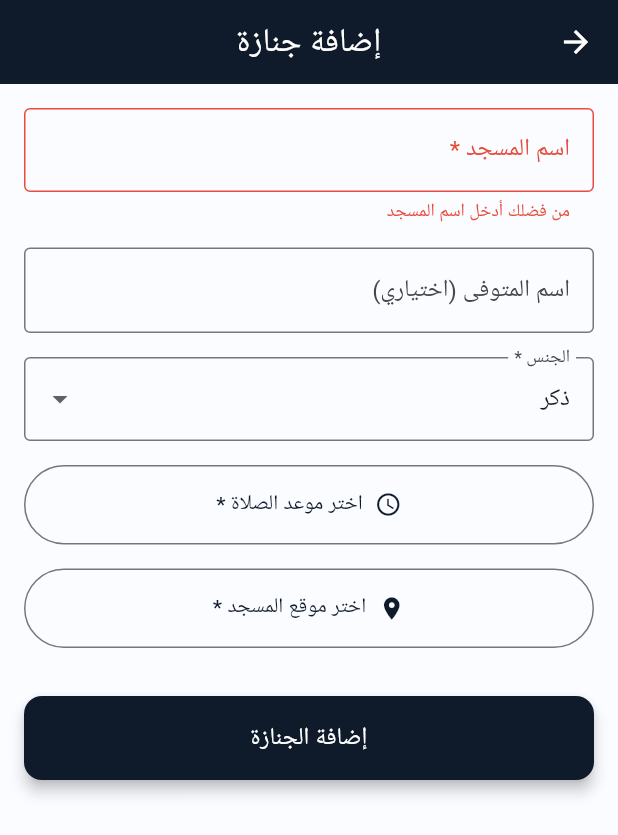
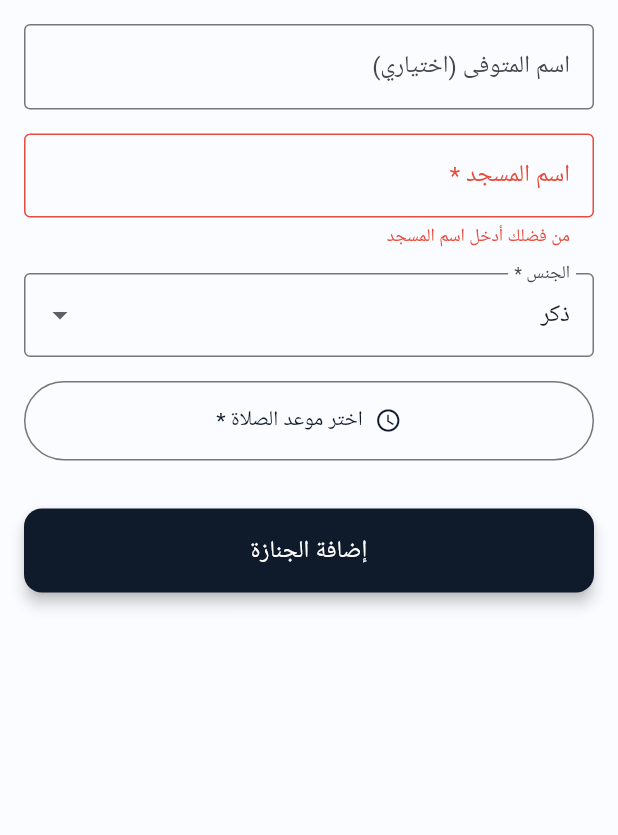
Before and after one commit to sayedmoataz/janazty-app, a Flutter app: the AddFuneralScreen screen opened directly, after a tap on "إضافة الجنازة", on a phone screen of 412 x 824 dp. Shown: the top 835 px of the screen. Run offline on Flutter 3.47's test engine with Material 3 defaults, Android fonts, the phone set to English and light mode, and no system bars; our stand-ins replace cloud_firestore, dartz, equatable, firebase_core, firebase_crashlytics, firebase_messaging and 10 more; accounts and stored records are empty; generated files the repository leaves out were written again; Roboto replaces fonts that are missing (Cairo).

Commit message:
feat: Add core custom UI widgets, implement app navigation, introduce funeral state screens, and refactor add funeral screen to use new widgets with temporary map feature disablement.

```diff
--- a/lib/core/constants/app_colors.dart
+++ b/lib/core/constants/app_colors.dart
@@ -34,4 +34,6 @@ class AppColors {
   static const Color overlay = Color(0x990F1A2B);
 
   static const Color white = Colors.white;
+
+  static const Color transparentColor = Colors.transparent;
 }
--- a/lib/core/constants/app_strings.dart
+++ b/lib/core/constants/app_strings.dart
@@ -1,5 +1,6 @@
 class AppStrings {
   static const String appName = 'جنازتي';
+  static const String appDescription = 'القيراط مثل الجبل العظيم';
   static const String appNameDev = 'جنازتي (تجريبي)';
 
   // General
@@ -13,4 +14,34 @@ class AppStrings {
   static const String serverError = 'حدث خطأ في الخادم';
   static const String networkError = 'لا يوجد اتصال بالإنترنت';
   static const String unexpectedError = 'حدث خطأ غير متوقع';
+
+  // Navigation
+  static const String todayJanazah = 'جنازات اليوم';
+  static const String addJanazah = 'إضافة جنازة';
+
+  static const String noJanazah =
+      'لا توجد جنازات اليوم أو غداً\nاللهم اغفر لموتى المسلمين';
+
+  // Add Funeral Screen
+  static const String mosqueNameLabel = 'اسم المسجد *';
+  static const String deceasedNameLabel = 'اسم المتوفى (اختياري)';
+  static const String deceasedNameHint =
+      'سيكتب "فقيد عائلة..." إذا تُرك فارغًا';
+  static const String genderLabel = 'الجنس *';
+  static const String genderMale = 'ذكر';
+  static const String genderFemale = 'أنثى';
+  static const String selectPrayerTime = 'اختر موعد الصلاة *';
+  static const String selectMosqueLocation = 'اختر موقع المسجد *';
+  static const String locationSelected = 'تم اختيار الموقع ✓';
+  static const String submitFuneral = 'إضافة الجنازة';
+  static const String unknownDeceased = 'غير معروف';
+
+  // Validation Messages
+  static const String pleaseEnterMosqueName = 'من فضلك أدخل اسم المسجد';
+  static const String pleaseSelectPrayerTime = 'من فضلك اختر موعد الصلاة';
+  static const String pleaseSelectLocation = 'من فضلك اختر موقع المسجد';
+
+  // Success/Error Messages
+  static const String funeralAddedSuccess = 'تم إضافة الجنازة بنجاح';
+  static const String errorOccurred = 'حدث خطأ';
 }
--- /dev/null
+++ b/lib/core/widgets/custom_outlined_button.dart
@@ -0,0 +1,29 @@
+import 'package:flutter/material.dart';
+
+class CustomOutlinedButton extends StatelessWidget {
+  final VoidCallback onPressed;
+  final IconData icon;
+  final String label;
+  final Color? foregroundColor;
+
+  const CustomOutlinedButton({
+    required this.onPressed,
+    required this.icon,
+    required this.label,
+    super.key,
+    this.foregroundColor,
+  });
+
+  @override
+  Widget build(BuildContext context) {
+    return OutlinedButton.icon(
+      onPressed: onPressed,
+      icon: Icon(icon),
+      label: Text(label),
+      style: OutlinedButton.styleFrom(
+        padding: const EdgeInsets.all(16),
+        foregroundColor: foregroundColor,
+      ),
+    );
+  }
+}
--- /dev/null
+++ b/lib/core/widgets/custom_text_field.dart
@@ -0,0 +1,35 @@
+import 'package:flutter/material.dart';
+
+class CustomTextField extends StatelessWidget {
+  final TextEditingController? controller;
+  final String labelText;
+  final String? hintText;
+  final String? Function(String?)? validator;
+  final TextInputType? keyboardType;
+  final int? maxLines;
+
+  const CustomTextField({
+    required this.labelText,
+    super.key,
+    this.controller,
+    this.hintText,
+    this.validator,
+    this.keyboardType,
+    this.maxLines = 1,
+  });
+
+  @override
+  Widget build(BuildContext context) {
+    return TextFormField(
+      controller: controller,
+      decoration: InputDecoration(
+        labelText: labelText,
+        hintText: hintText,
+        border: const OutlineInputBorder(),
+      ),
+      validator: validator,
+      keyboardType: keyboardType,
+      maxLines: maxLines,
+    );
+  }
+}
--- a/lib/features/funeral/presentation/screens/add_funeral_screen.dart
+++ b/lib/features/funeral/presentation/screens/add_funeral_screen.dart
@@ -1,11 +1,15 @@
 import 'package:flutter/material.dart';
 import 'package:flutter_riverpod/flutter_riverpod.dart';
-import 'package:google_maps_flutter/google_maps_flutter.dart';
+
+// import 'package:google_maps_flutter/google_maps_flutter.dart';
 
 import '../../../../core/constants/app_colors.dart';
+import '../../../../core/constants/app_strings.dart';
+import '../../../../core/widgets/custom_outlined_button.dart';
+import '../../../../core/widgets/custom_text_field.dart';
 import '../../domain/entity/funeral_entity.dart';
 import '../providers/funeral_notifier.dart';
-import 'map_picker_screen.dart';
+// import 'map_picker_screen.dart';
 
 class AddFuneralScreen extends ConsumerStatefulWidget {
   const AddFuneralScreen({super.key});
@@ -20,8 +24,8 @@ class _AddFuneralScreenState extends ConsumerState<AddFuneralScreen> {
   final _deceasedNameController = TextEditingController();
 
   DateTime? _selectedDateTime;
-  double? _selectedLat;
-  double? _selectedLng;
+  // double? _selectedLat;
+  // double? _selectedLng;
   String _selectedGender = 'male';
   bool _isLoading = false;
 
@@ -62,49 +66,51 @@ class _AddFuneralScreenState extends ConsumerState<AddFuneralScreen> {
     });
   }
 
-  Future<void> _selectLocation() async {
-    final result = await Navigator.push<LatLng>(
-      context,
-      MaterialPageRoute(builder: (context) => const MapPickerScreen()),
-    );
-
-    if (result != null) {
-      setState(() {
-        _selectedLat = result.latitude;
-        _selectedLng = result.longitude;
-      });
-    }
-  }
+  // TODO: Uncomment when map selection is ready
+  // Future<void> _selectLocation() async {
+  //   final result = await Navigator.push<LatLng>(
+  //     context,
+  //     MaterialPageRoute(builder: (context) => const MapPickerScreen()),
+  //   );
+  //
+  //   if (result != null) {
+  //     setState(() {
+  //       _selectedLat = result.latitude;
+  //       _selectedLng = result.longitude;
+  //     });
+  //   }
+  // }
 
   Future<void> _submitFuneral() async {
     if (!_formKey.currentState!.validate()) return;
 
     if (_selectedDateTime == null) {
-      ScaffoldMessenger.of(
-        context,
-      ).showSnackBar(const SnackBar(content: Text('من فضلك اختر موعد الصلاة')));
+      ScaffoldMessenger.of(context).showSnackBar(
+        const SnackBar(content: Text(AppStrings.pleaseSelectPrayerTime)),
+      );
       return;
     }
 
-    if (_selectedLat == null || _selectedLng == null) {
-      ScaffoldMessenger.of(
-        context,
-      ).showSnackBar(const SnackBar(content: Text('من فضلك اختر موقع المسجد')));
-      return;
-    }
+    // TODO: Uncomment when map selection is ready
+    // if (_selectedLat == null || _selectedLng == null) {
+    //   ScaffoldMessenger.of(context).showSnackBar(
+    //     const SnackBar(content: Text(AppStrings.pleaseSelectLocation)),
+    //   );
+    //   return;
+    // }
 
     setState(() => _isLoading = true);
 
     final funeral = FuneralEntity(
       id: '',
       deceasedName: _deceasedNameController.text.trim().isEmpty
-          ? 'غير معروف'
+          ? AppStrings.unknownDeceased
           : _deceasedNameController.text.trim(),
       gender: _selectedGender,
       mosqueName: _mosqueNameController.text.trim(),
       mosqueLocation: _mosqueNameController.text.trim(),
-      lat: _selectedLat!,
-      lng: _selectedLng!,
+      lat: 0.0, // TODO: Use _selectedLat when map is ready
+      lng: 0.0, // TODO: Use _selectedLng when map is ready
       prayerTime: _selectedDateTime!,
       publisherId: '',
       isMosqueVerified: false,
@@ -112,40 +118,40 @@ class _AddFuneralScreenState extends ConsumerState<AddFuneralScreen> {
       prayedCount: 0,
     );
 
+    try {
       await ref.read(funeralProvider.notifier).addFuneral(funeral);
 
       if (!mounted) return;
 
-    ref.listen<AsyncValue<void>>(funeralProvider, (previous, next) {
-      next.when(
-        data: (_) {
+      setState(() => _isLoading = false);
+
+      if (!mounted) return;
+
       ScaffoldMessenger.of(context).showSnackBar(
         const SnackBar(
-              content: Text('تم إضافة الجنازة بنجاح'),
-              backgroundColor: Colors.green,
+          content: Text(AppStrings.funeralAddedSuccess),
+          backgroundColor: AppColors.success,
         ),
       );
+
       Navigator.pop(context);
-        },
-        error: (error, stack) {
+    } catch (error) {
+      if (!mounted) return;
+
+      setState(() => _isLoading = false);
+
       ScaffoldMessenger.of(context).showSnackBar(
         SnackBar(
-              content: Text('حدث خطأ: $error'),
-              backgroundColor: Colors.red,
+          content: Text('${AppStrings.errorOccurred}: $error'),
+          backgroundColor: AppColors.error,
         ),
       );
-        },
-        loading: () {},
-      );
-    });
-
-    setState(() => _isLoading = false);
+    }
   }
 
   @override
   Widget build(BuildContext context) {
     return Scaffold(
-      appBar: AppBar(title: const Text('إضافة جنازة')),
       body: SingleChildScrollView(
         padding: const EdgeInsets.all(16),
         child: Form(
@@ -153,38 +159,38 @@ class _AddFuneralScreenState extends ConsumerState<AddFuneralScreen> {
           child: Column(
             crossAxisAlignment: CrossAxisAlignment.stretch,
             children: [
-              TextFormField(
+              CustomTextField(
+                controller: _deceasedNameController,
+                labelText: AppStrings.deceasedNameLabel,
+                hintText: AppStrings.deceasedNameHint,
+              ),
+              const SizedBox(height: 16),
+              CustomTextField(
                 controller: _mosqueNameController,
-                decoration: const InputDecoration(
-                  labelText: 'اسم المسجد *',
-                  border: OutlineInputBorder(),
-                ),
+                labelText: AppStrings.mosqueNameLabel,
                 validator: (value) {
                   if (value == null || value.trim().isEmpty) {
-                    return 'من فضلك أدخل اسم المسجد';
+                    return AppStrings.pleaseEnterMosqueName;
                   }
                   return null;
                 },
               ),
               const SizedBox(height: 16),
-              TextFormField(
-                controller: _deceasedNameController,
-                decoration: const InputDecoration(
-                  labelText: 'اسم المتوفى (اختياري)',
-                  border: OutlineInputBorder(),
-                  hintText: 'سيكتب "فقيد عائلة..." إذا تُرك فارغًا',
-                ),
-              ),
-              const SizedBox(height: 16),
               DropdownButtonFormField<String>(
                 value: _selectedGender,
                 decoration: const InputDecoration(
-                  labelText: 'الجنس *',
+                  labelText: AppStrings.genderLabel,
                   border: OutlineInputBorder(),
                 ),
                 items: const [
-                  DropdownMenuItem(value: 'male', child: Text('ذكر')),
-                  DropdownMenuItem(value: 'female', child: Text('أنثى')),
+                  DropdownMenuItem(
+                    value: 'male',
+                    child: Text(AppStrings.genderMale),
+                  ),
+                  DropdownMenuItem(
+                    value: 'female',
+                    child: Text(AppStrings.genderFemale),
+                  ),
                 ],
                 onChanged: (value) {
                   if (value != null) {
@@ -193,33 +199,25 @@ class _AddFuneralScreenState extends ConsumerState<AddFuneralScreen> {
                 },
               ),
               const SizedBox(height: 16),
-              OutlinedButton.icon(
+              CustomOutlinedButton(
                 onPressed: _selectDateTime,
-                icon: const Icon(Icons.access_time),
-                label: Text(
-                  _selectedDateTime == null
-                      ? 'اختر موعد الصلاة *'
+                icon: Icons.access_time,
+                label: _selectedDateTime == null
+                    ? AppStrings.selectPrayerTime
                     : 'الموعد: ${_selectedDateTime!.day}/${_selectedDateTime!.month} - ${_selectedDateTime!.hour}:${_selectedDateTime!.minute.toString().padLeft(2, '0')}',
               ),
-                style: OutlinedButton.styleFrom(
-                  padding: const EdgeInsets.all(16),
-                ),
-              ),
               const SizedBox(height: 16),
-              OutlinedButton.icon(
-                onPressed: _selectLocation,
-                icon: const Icon(Icons.location_on),
-                label: Text(
-                  _selectedLat == null
-                      ? 'اختر موقع المسجد *'
-                      : 'تم اختيار الموقع ✓',
-                ),
-                style: OutlinedButton.styleFrom(
-                  padding: const EdgeInsets.all(16),
-                  foregroundColor: _selectedLat != null ? Colors.green : null,
-                ),
-              ),
-              const SizedBox(height: 32),
+              // TODO: Uncomment when map selection is ready
+              // CustomOutlinedButton(
+              //   onPressed: _selectLocation,
+              //   icon: Icons.location_on,
+              //   label: _selectedLat == null
+              //       ? AppStrings.selectMosqueLocation
+              //       : AppStrings.locationSelected,
+              //   foregroundColor: _selectedLat != null ? AppColors.success : null,
+              // ),
+              // const SizedBox(height: 32),
+              const SizedBox(height: 16),
               ElevatedButton(
                 onPressed: _isLoading ? null : _submitFuneral,
                 style: ElevatedButton.styleFrom(
@@ -232,12 +230,12 @@ class _AddFuneralScreenState extends ConsumerState<AddFuneralScreen> {
                         width: 20,
                         child: CircularProgressIndicator(
                           strokeWidth: 2,
-                          color: Colors.white,
+                          color: AppColors.white,
                         ),
                       )
                     : const Text(
-                        'إضافة الجنازة',
-                        style: TextStyle(fontSize: 16, color: Colors.white),
+                        AppStrings.submitFuneral,
+                        style: TextStyle(fontSize: 16, color: AppColors.white),
                       ),
               ),
             ],
```
Also changed, not shown: lib/core/navigation/app_navigation.dart (+50 -139 lines), lib/core/navigation/app_navigation_provider.dart (added, +15 -0 lines), lib/core/widgets/custom_drawer.dart (added, +125 -0 lines), lib/core/widgets/custom_nav_item.dart (added, +56 -0 lines), lib/features/funeral/presentation/screens/home_screen.dart (+9 -29 lines), lib/features/funeral/presentation/widgets/empty_funeral_screen.dart (added, +19 -0 lines), lib/features/funeral/presentation/widgets/funeral_error_screen.dart (added, +14 -0 lines), lib/features/funeral/presentation/widgets/funeral_loading_screen.dart (added, +14 -0 lines), lib/core/navigation/app_navigation_provider.g.dart (added). Lines whose indentation alone changed are shown as unchanged.
